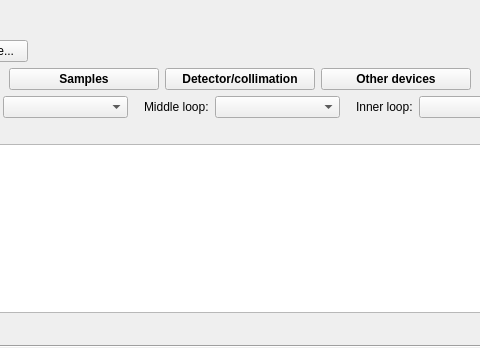
Above: nicos_mlz/kws1/gui/table.ui from mlz-ictrl/nicos before the change; both pictures show x 212 to 692 and y 0 to 348 of the 904 by 348 pixel window. Below: the same form after it.
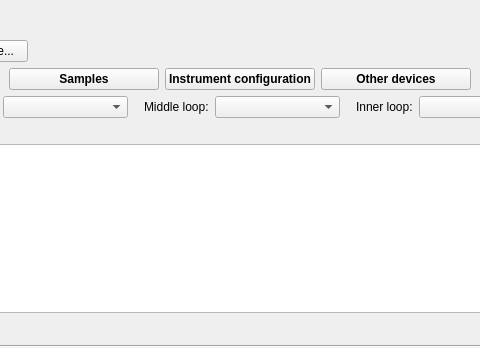
That is the form after the change.

Commit message: KWS: rename "collimation" loop to "instrument conf."

The edit to the form file:
```diff
--- a/nicos_mlz/kws1/gui/table.ui
+++ b/nicos_mlz/kws1/gui/table.ui
@@ -171,7 +171,7 @@
         </font>
        </property>
        <property name="text">
-        <string>Detector/collimation</string>
+        <string>Instrument configuration</string>
        </property>
       </widget>
      </item>
```
The commit also changes 1 other file.
